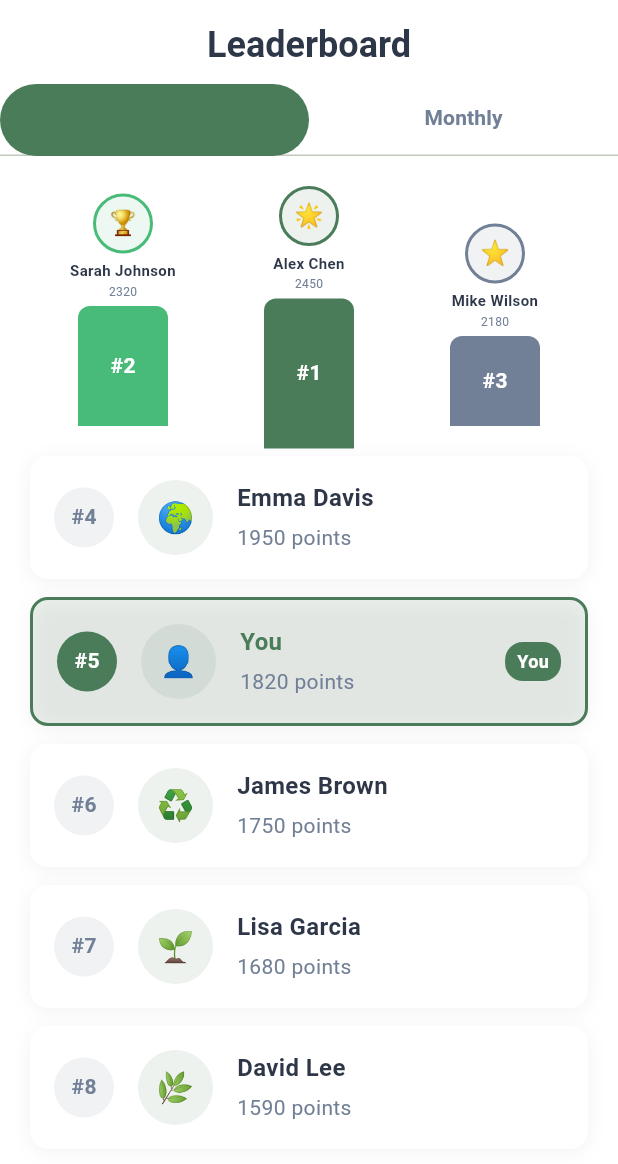
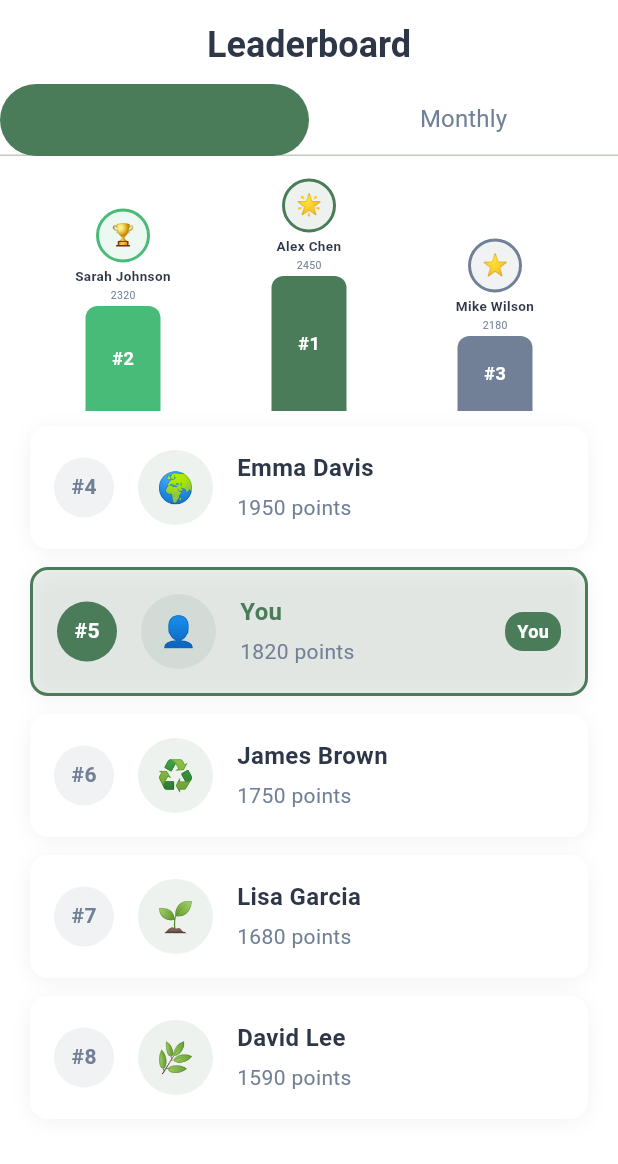
Before and after one commit to JDMUHIRWA/waste-sorter-app, a Flutter app: the LeaderboardScreen screen opened by its route, on a phone screen of 412 x 824 dp. Shown: the top 1164 px of the screen. Run offline on Flutter 3.47's test engine with Material 3 defaults, Android fonts, the light colour scheme and no system bars; our stand-ins replace camera, flutter_riverpod, go_router, image_picker.

Commit message:
Fix leaderboard overflow and camera preview sizing issues
- Fixed leaderboard bottom overflow by reducing podium height from 200px to 180px
- Reduced podium item sizes and spacing to prevent overflow
- Added better tab styling for Weekly/Monthly tabs with font weight and size
- Fixed camera preview 'Cannot hit test' errors by wrapping with LayoutBuilder and FittedBox
- Properly sized camera preview using constraints to prevent rendering issues
- All screens now have consistent navigation and no overflow errors

```diff
--- a/lib/features/leaderboard/screens/leaderboard_screen.dart
+++ b/lib/features/leaderboard/screens/leaderboard_screen.dart
@@ -69,6 +69,14 @@ class _LeaderboardScreenState extends State<LeaderboardScreen>
           labelColor: AppColors.primary,
           unselectedLabelColor: AppColors.textSecondary,
           indicatorColor: AppColors.primary,
+          labelStyle: const TextStyle(
+            fontWeight: FontWeight.bold,
+            fontSize: 16,
+          ),
+          unselectedLabelStyle: const TextStyle(
+            fontWeight: FontWeight.normal,
+            fontSize: 16,
+          ),
           tabs: const [
             Tab(text: 'Weekly'),
             Tab(text: 'Monthly'),
@@ -90,8 +98,8 @@ class _LeaderboardScreenState extends State<LeaderboardScreen>
       children: [
         // Top 3 podium
         Container(
-          height: 200,
-          padding: const EdgeInsets.all(20),
+          height: 180, // Reduced height to prevent overflow
+          padding: const EdgeInsets.symmetric(horizontal: 20, vertical: 10),
           child: _buildPodium(users.take(3).toList()),
         ),
 
@@ -114,17 +122,17 @@ class _LeaderboardScreenState extends State<LeaderboardScreen>
     if (topThree.length < 3) return const SizedBox();
 
     return SizedBox(
-      height: 200, // Fixed height to prevent overflow
+      height: 160, // Reduced height to fit better
       child: Row(
         mainAxisAlignment: MainAxisAlignment.spaceEvenly,
         crossAxisAlignment: CrossAxisAlignment.end,
         children: [
           // 2nd place
-          _buildPodiumItem(topThree[1], 80, AppColors.success),
+          _buildPodiumItem(topThree[1], 70, AppColors.success),
           // 1st place
-          _buildPodiumItem(topThree[0], 100, AppColors.primary),
+          _buildPodiumItem(topThree[0], 90, AppColors.primary),
           // 3rd place
-          _buildPodiumItem(topThree[2], 60, AppColors.textSecondary),
+          _buildPodiumItem(topThree[2], 50, AppColors.textSecondary),
         ],
       ),
     );
@@ -136,8 +144,8 @@ class _LeaderboardScreenState extends State<LeaderboardScreen>
         mainAxisAlignment: MainAxisAlignment.end,
         children: [
           Container(
-            width: 40,
-            height: 40,
+            width: 36,
+            height: 36,
             decoration: BoxDecoration(
               color: color.withValues(alpha: 0.1),
               shape: BoxShape.circle,
@@ -146,15 +154,15 @@ class _LeaderboardScreenState extends State<LeaderboardScreen>
             child: Center(
               child: Text(
                 user.avatar,
-                style: const TextStyle(fontSize: 16),
+                style: const TextStyle(fontSize: 14),
               ),
             ),
           ),
-          const SizedBox(height: 4),
+          const SizedBox(height: 2),
           Text(
             user.name,
             style: const TextStyle(
-              fontSize: 10,
+              fontSize: 9,
               fontWeight: FontWeight.bold,
             ),
             textAlign: TextAlign.center,
@@ -164,13 +172,13 @@ class _LeaderboardScreenState extends State<LeaderboardScreen>
           Text(
             '${user.points}',
             style: TextStyle(
-              fontSize: 8,
+              fontSize: 7,
               color: AppColors.textSecondary,
             ),
           ),
-          const SizedBox(height: 4),
+          const SizedBox(height: 2),
           Container(
-            width: 60,
+            width: 50,
             height: height,
             decoration: BoxDecoration(
               color: color,
@@ -182,7 +190,7 @@ class _LeaderboardScreenState extends State<LeaderboardScreen>
                 style: const TextStyle(
                   color: Colors.white,
                   fontWeight: FontWeight.bold,
-                  fontSize: 14,
+                  fontSize: 12,
                 ),
               ),
             ),
--- a/lib/features/scan/screens/scan_screen.dart
+++ b/lib/features/scan/screens/scan_screen.dart
@@ -114,10 +114,21 @@ class _ScanScreenState extends State<ScanScreen> {
           // Camera Preview
           if (_isCameraInitialized && _cameraController != null)
             Positioned.fill(
-              child: Container(
-                width: double.infinity,
-                height: double.infinity,
-                child: CameraPreview(_cameraController!),
+              child: LayoutBuilder(
+                builder: (context, constraints) {
+                  return SizedBox(
+                    width: constraints.maxWidth,
+                    height: constraints.maxHeight,
+                    child: FittedBox(
+                      fit: BoxFit.cover,
+                      child: SizedBox(
+                        width: _cameraController!.value.previewSize?.height ?? constraints.maxWidth,
+                        height: _cameraController!.value.previewSize?.width ?? constraints.maxHeight,
+                        child: CameraPreview(_cameraController!),
+                      ),
+                    ),
+                  );
+                },
               ),
             )
           else if (_error != null)
@@ -250,7 +261,8 @@ class _ScanScreenState extends State<ScanScreen> {
                               ),
                               boxShadow: [
                                 BoxShadow(
-                                  color: AppColors.primary.withValues(alpha: 0.3),
+                                  color:
+                                      AppColors.primary.withValues(alpha: 0.3),
                                   blurRadius: 20,
                                   spreadRadius: 2,
                                 ),
```
